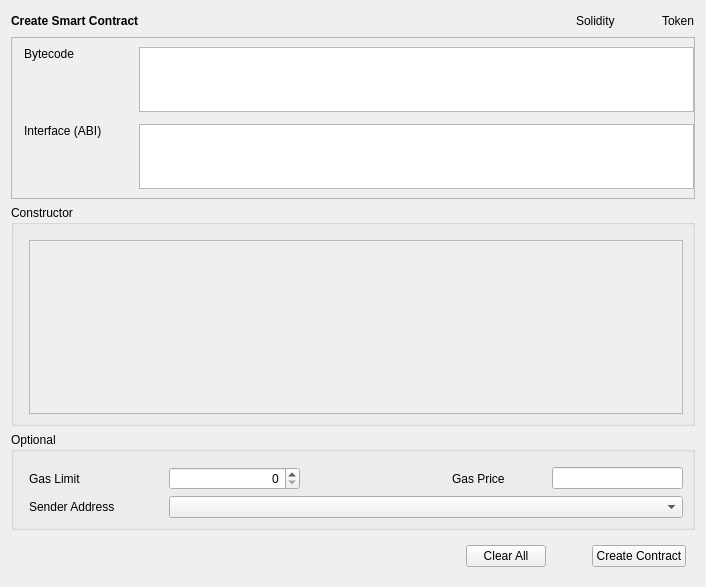
First picture: the form in src/qt/forms/createcontract.ui, repository FantasyGold/FantasyGold-Core, before the edit.
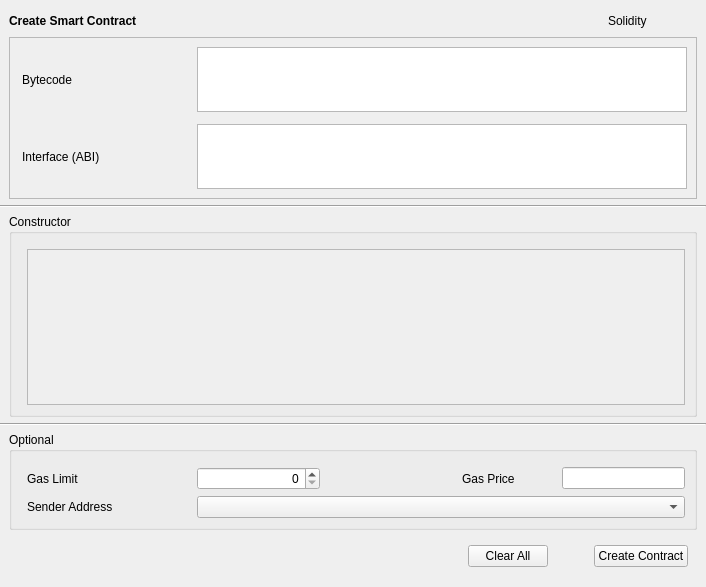
Second picture: the form after the edit. Custom widgets are drawn as their Qt base class.

The edit to the form file:
```diff
--- a/src/qt/forms/createcontract.ui
+++ b/src/qt/forms/createcontract.ui
@@ -14,6 +14,12 @@
    <string>Form</string>
   </property>
   <layout class="QVBoxLayout" name="verticalLayout_7">
+   <property name="leftMargin">
+    <number>0</number>
+   </property>
+   <property name="rightMargin">
+    <number>0</number>
+   </property>
    <item>
     <widget class="QStackedWidget" name="stackedWidget">
      <property name="currentIndex">
@@ -34,7 +40,21 @@
         <number>0</number>
        </property>
        <item>
+        <layout class="QVBoxLayout" name="verticalLayout_11">
+         <property name="leftMargin">
+          <number>9</number>
+         </property>
+         <property name="topMargin">
+          <number>0</number>
+         </property>
+         <property name="rightMargin">
+          <number>9</number>
+         </property>
+         <item>
         <layout class="QHBoxLayout" name="horizontalLayout">
+           <property name="rightMargin">
+            <number>9</number>
+           </property>
          <item>
           <widget class="QLabel" name="labelTitle">
            <property name="font">
@@ -74,13 +94,6 @@
            </property>
           </widget>
          </item>
-         <item>
-          <widget class="QLabel" name="labelToken">
-           <property name="text">
-            <string>Token</string>
-           </property>
-          </widget>
-         </item>
         </layout>
        </item>
        <item>
@@ -109,14 +122,17 @@
             <property name="leftMargin">
              <number>12</number>
             </property>
+              <property name="rightMargin">
+               <number>9</number>
+              </property>
             <property name="horizontalSpacing">
              <number>15</number>
             </property>
             <property name="verticalSpacing">
              <number>12</number>
             </property>
-            <item row="0" column="1">
-             <widget class="QValidatedTextEdit" name="textEditBytecode">
+              <item row="1" column="1">
+               <widget class="QValidatedTextEdit" name="textEditInterface">
               <property name="sizePolicy">
                <sizepolicy hsizetype="Expanding" vsizetype="Fixed">
                 <horstretch>0</horstretch>
@@ -134,44 +150,8 @@
               </property>
              </widget>
             </item>
-            <item row="0" column="0">
-             <layout class="QVBoxLayout" name="verticalLayout">
-              <item>
-               <widget class="QLabel" name="labelBytecode">
-                <property name="sizePolicy">
-                 <sizepolicy hsizetype="Fixed" vsizetype="Preferred">
-                  <horstretch>0</horstretch>
-                  <verstretch>0</verstretch>
-                 </sizepolicy>
-                </property>
-                <property name="minimumSize">
-                 <size>
-                  <width>100</width>
-                  <height>0</height>
-                 </size>
-                </property>
-                <property name="text">
-                 <string>Bytecode</string>
-                </property>
-               </widget>
-              </item>
-              <item>
-               <spacer name="verticalSpacer_2">
-                <property name="orientation">
-                 <enum>Qt::Vertical</enum>
-                </property>
-                <property name="sizeHint" stdset="0">
-                 <size>
-                  <width>20</width>
-                  <height>40</height>
-                 </size>
-                </property>
-               </spacer>
-              </item>
-             </layout>
-            </item>
-            <item row="1" column="1">
-             <widget class="QValidatedTextEdit" name="textEditInterface">
+              <item row="0" column="1">
+               <widget class="QValidatedTextEdit" name="textEditBytecode">
               <property name="sizePolicy">
                <sizepolicy hsizetype="Expanding" vsizetype="Fixed">
                 <horstretch>0</horstretch>
@@ -201,7 +181,7 @@
                 </property>
                 <property name="minimumSize">
                  <size>
-                  <width>100</width>
+                    <width>160</width>
                   <height>0</height>
                  </size>
                 </property>
@@ -210,18 +190,28 @@
                 </property>
                </widget>
               </item>
+               </layout>
+              </item>
+              <item row="0" column="0">
+               <layout class="QVBoxLayout" name="verticalLayout">
               <item>
-               <spacer name="verticalSpacer">
-                <property name="orientation">
-                 <enum>Qt::Vertical</enum>
+                 <widget class="QLabel" name="labelBytecode">
+                  <property name="sizePolicy">
+                   <sizepolicy hsizetype="Fixed" vsizetype="Preferred">
+                    <horstretch>0</horstretch>
+                    <verstretch>0</verstretch>
+                   </sizepolicy>
                 </property>
-                <property name="sizeHint" stdset="0">
+                  <property name="minimumSize">
                  <size>
-                  <width>20</width>
-                  <height>40</height>
+                    <width>160</width>
+                    <height>0</height>
                  </size>
                 </property>
-               </spacer>
+                  <property name="text">
+                   <string>Bytecode</string>
+                  </property>
+                 </widget>
               </item>
              </layout>
             </item>
@@ -230,6 +220,23 @@
          </layout>
         </widget>
        </item>
+        </layout>
+       </item>
+       <item>
+        <widget class="Line" name="hContractLine">
+         <property name="orientation">
+          <enum>Qt::Horizontal</enum>
+         </property>
+        </widget>
+       </item>
+       <item>
+        <layout class="QVBoxLayout" name="verticalLayout_12">
+         <property name="leftMargin">
+          <number>9</number>
+         </property>
+         <property name="rightMargin">
+          <number>9</number>
+         </property>
        <item>
         <widget class="QGroupBox" name="groupBoxConstructor">
          <property name="title">
@@ -253,7 +260,7 @@
                <x>0</x>
                <y>0</y>
                <width>656</width>
-               <height>172</height>
+                 <height>133</height>
               </rect>
              </property>
              <layout class="QVBoxLayout" name="verticalLayout_5"/>
@@ -263,6 +270,23 @@
          </layout>
         </widget>
        </item>
+        </layout>
+       </item>
+       <item>
+        <widget class="Line" name="hContractLine2">
+         <property name="orientation">
+          <enum>Qt::Horizontal</enum>
+         </property>
+        </widget>
+       </item>
+       <item>
+        <layout class="QVBoxLayout" name="verticalLayout_14">
+         <property name="leftMargin">
+          <number>9</number>
+         </property>
+         <property name="rightMargin">
+          <number>9</number>
+         </property>
        <item>
         <widget class="QGroupBox" name="groupBoxOptional">
          <property name="title">
@@ -301,7 +325,7 @@
             </property>
             <property name="minimumSize">
              <size>
-              <width>130</width>
+                <width>160</width>
               <height>0</height>
              </size>
             </property>
@@ -339,7 +363,7 @@
             </property>
             <property name="minimumSize">
              <size>
-              <width>130</width>
+                <width>160</width>
               <height>0</height>
              </size>
             </property>
@@ -384,19 +408,21 @@
         </widget>
        </item>
       </layout>
+       </item>
+      </layout>
      </widget>
     </widget>
    </item>
    <item>
     <layout class="QHBoxLayout" name="horizontalLayout_3">
      <property name="leftMargin">
-      <number>9</number>
+      <number>18</number>
      </property>
      <property name="topMargin">
       <number>9</number>
      </property>
      <property name="rightMargin">
-      <number>9</number>
+      <number>18</number>
      </property>
      <property name="bottomMargin">
       <number>9</number>
```
